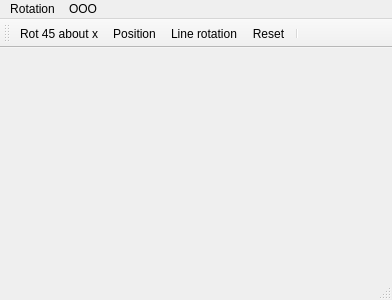
First picture: the form in mainwindow.ui, repository WBednarek/Computer_Graphics, before the edit.
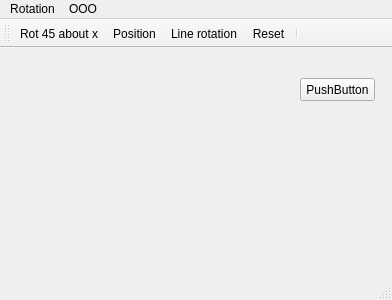
Second picture: the form after the edit.

Diff of the .ui file:
```diff
--- a/mainwindow.ui
+++ b/mainwindow.ui
@@ -13,7 +13,21 @@
   <property name="windowTitle">
    <string>MainWindow</string>
   </property>
-  <widget class="QWidget" name="centralWidget"/>
+  <widget class="QWidget" name="centralWidget">
+   <widget class="QPushButton" name="pushButton">
+    <property name="geometry">
+     <rect>
+      <x>300</x>
+      <y>30</y>
+      <width>75</width>
+      <height>23</height>
+     </rect>
+    </property>
+    <property name="text">
+     <string>PushButton</string>
+    </property>
+   </widget>
+  </widget>
   <widget class="QMenuBar" name="menuBar">
    <property name="geometry">
     <rect>
```
